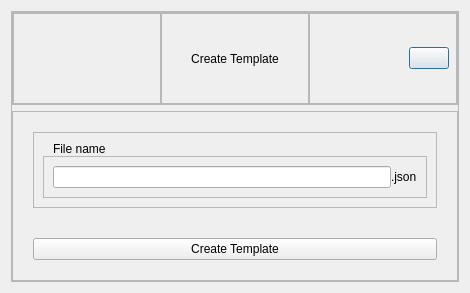
Before: the Qt Designer form app/design/create_template_window.ui in KrazyManJ/templatoron, drawn with Qt 5.
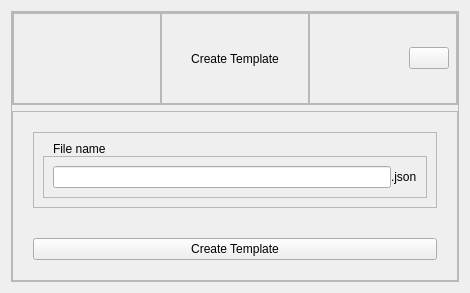
After: the same form once the commit is applied. Icons and pictures are not drawn.

Commit message: Added ability to use app without mouse with visible focuses, reverted back to be able to choose template, reworked design little bit

Patch:
```diff
--- a/app/design/create_template_window.ui
+++ b/app/design/create_template_window.ui
@@ -1,7 +1,7 @@
 <?xml version="1.0" encoding="UTF-8"?>
 <ui version="4.0">
  <class>Dialog</class>
- <widget class="QDialog" name="Dialog">
+ <widget class="QWidget" name="Dialog">
   <property name="geometry">
    <rect>
     <x>0</x>
```
Left out of the diff: 2 changed lines with no effect on the pictures. The commit also changes 7 other files.
